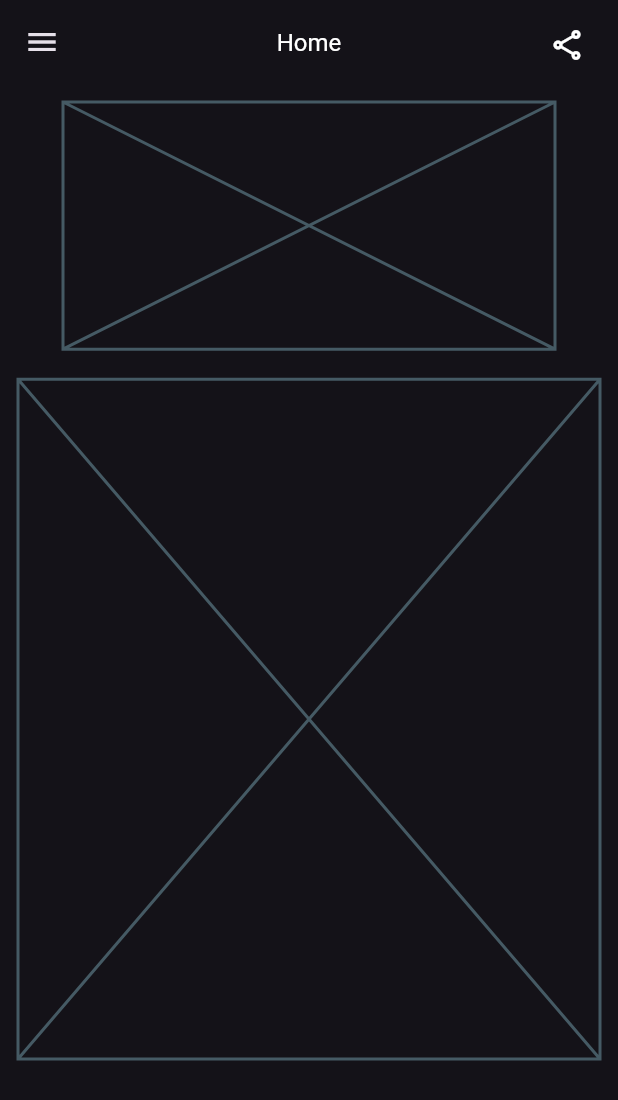
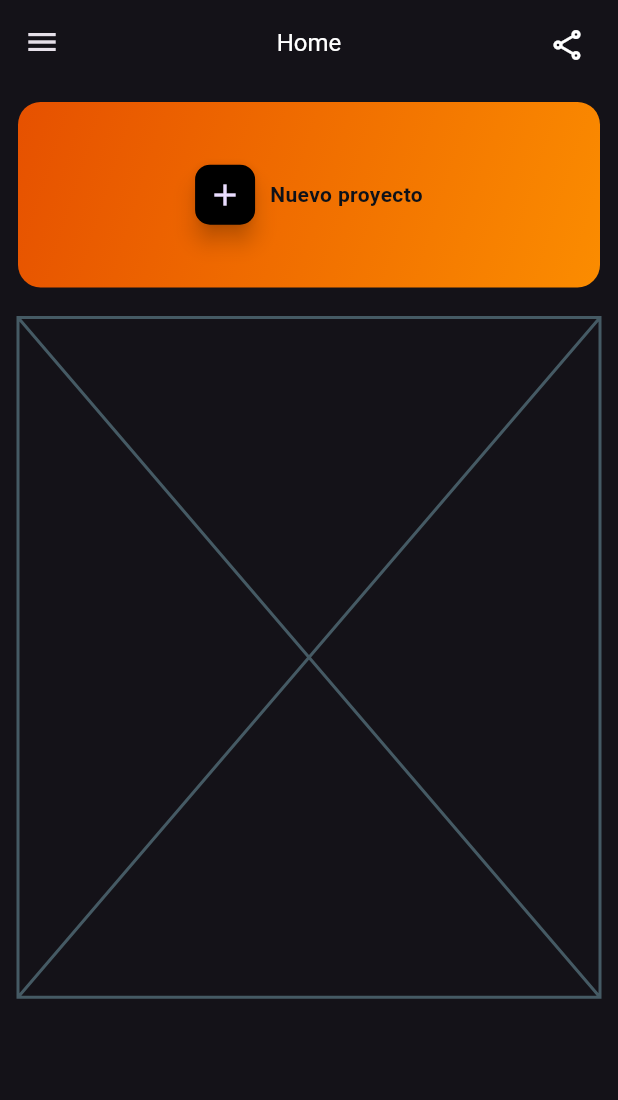
Before and after one commit to carlostic26/vidcer, a Flutter app: the HomeScreen screen opened directly, on a phone screen of 412 x 824 dp. Shown: the top 1100 px of the screen. Run offline on Flutter 3.47's test engine with Material 3 defaults, Android fonts, the phone set to English and light mode, and no system bars; our stand-ins replace flutter_riverpod, percent_indicator, shared_preferences; accounts and stored records are empty.

Commit message:
continuando home screen boton de new project

```diff
--- a/lib/presentation/screens/home_screen.dart
+++ b/lib/presentation/screens/home_screen.dart
@@ -1,6 +1,7 @@
 import 'package:flutter/material.dart';
 import 'package:flutter_riverpod/flutter_riverpod.dart';
-import 'package:video_enhancer/presentation/widgets/drawer.dart';
+import 'package:vidcer/domain/controller/theme.dart';
+import 'package:vidcer/presentation/widgets/drawer.dart';
 
 class HomeScreen extends ConsumerWidget {
   const HomeScreen({super.key});
@@ -42,10 +43,59 @@ class HomeScreen extends ConsumerWidget {
           scrollDirection: Axis.vertical,
           child: Column(
             children: [
-              Padding(
-                padding: const EdgeInsets.fromLTRB(30, 0, 30, 0),
-                child: SizedBox(
-                    height: sizeHeigt * 0.2, child: const Placeholder()),
+              Stack(
+                alignment: Alignment.center,
+                children: <Widget>[
+                  InkWell(
+                    onTap: () {
+                      // Acción al hacer clic en el Container
+                      // Puedes poner aquí la lógica que deseas ejecutar al hacer clic
+                    },
+                    child: Container(
+                      height: sizeHeigt * 0.15,
+                      decoration: BoxDecoration(
+                        borderRadius: BorderRadius.circular(15.0),
+                        gradient: LinearGradient(
+                          colors: [
+                            Colors.orange.shade900,
+                            Colors.orange.shade600,
+                          ], // Degradado azul
+                          begin: Alignment.topLeft,
+                          end: Alignment.bottomRight,
+                        ),
+                      ),
+                      child: Row(
+                        mainAxisAlignment: MainAxisAlignment.center,
+                        children: [
+                          SizedBox(
+                            width: 40.0,
+                            height: 40.0,
+                            child: FloatingActionButton(
+                              onPressed: () {
+                                // Acción al presionar el botón
+                              },
+                              backgroundColor: Colors.black,
+                              shape: RoundedRectangleBorder(
+                                borderRadius: BorderRadius.circular(10.0),
+                              ),
+                              child: const Icon(Icons.add),
+                            ),
+                          ),
+                          Padding(
+                            padding: const EdgeInsets.only(left: 10.0),
+                            child: Text(
+                              'Nuevo proyecto',
+                              style: TextStyle(
+                                color: vidcerTheme.primaryColor,
+                                fontWeight: FontWeight.bold, // Texto en negrita
+                              ),
+                            ),
+                          ),
+                        ],
+                      ),
+                    ),
+                  ),
+                ],
               ),
               const SizedBox(height: 20),
               SizedBox(height: sizeHeigt * 0.55, child: const Placeholder()),
--- a/lib/presentation/screens/loading_screen.dart
+++ b/lib/presentation/screens/loading_screen.dart
@@ -2,8 +2,8 @@ import 'package:flutter/material.dart';
 import 'package:flutter_riverpod/flutter_riverpod.dart';
 import 'package:percent_indicator/percent_indicator.dart';
 import 'package:shared_preferences/shared_preferences.dart';
-import 'package:video_enhancer/domain/controller/theme_preferences.dart';
-import 'package:video_enhancer/presentation/screens/home_screen.dart';
+import 'package:vidcer/domain/controller/theme_preferences.dart';
+import 'package:vidcer/presentation/screens/home_screen.dart';
 import '../provider/riverpod_provider.dart';
 
 class LoadingScreen extends ConsumerWidget {
--- a/lib/presentation/widgets/drawer.dart
+++ b/lib/presentation/widgets/drawer.dart
@@ -1,5 +1,5 @@
 import 'package:flutter/material.dart';
-import 'package:video_enhancer/infrastructure/datasources/url_launcher_helper.dart';
+import 'package:vidcer/infrastructure/datasources/url_launcher_helper.dart';
 
 class DrawerVidcer extends StatelessWidget {
   final BuildContext context;
--- a/pubspec.yaml
+++ b/pubspec.yaml
@@ -1,4 +1,4 @@
-name: video_enhancer
+name: vidcer
 description: "A new Flutter project."
 
 publish_to: 'none' # Remove this line if you wish to publish to pub.dev
@@ -20,6 +20,8 @@ dependencies:
   percent_indicator: ^4.2.0
   url_launcher: ^6.2.1
 
+  change_app_package_name: ^1.1.0
+
 dev_dependencies:
   flutter_test:
     sdk: flutter
```
Also changed, not shown: pubspec.lock, 16 other files.
